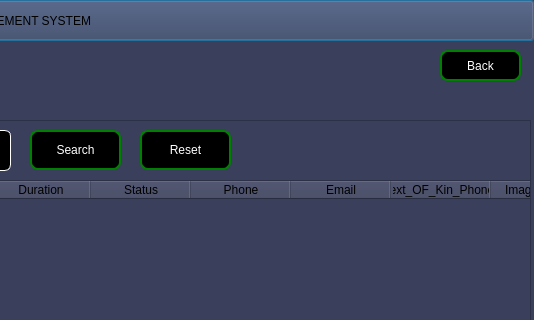
First picture: the form in datasetstudents.ui, repository Rabsoninnora/SmartRecordLBTC, before the edit; both pictures show x 620 to 1154 and y 0 to 320 of the 1154 by 540 pixel window.
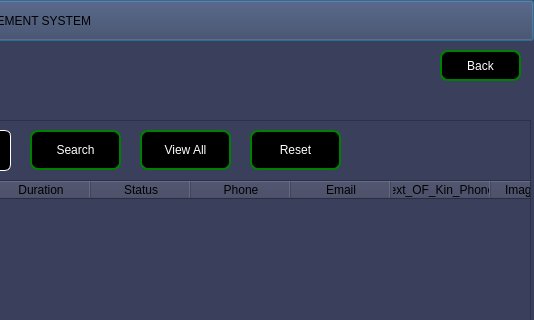
Second picture: the form after the edit. Icons and pictures are not drawn.

Commit message: worked on view_All button on DataseStudents

```diff
--- a/datasetstudents.ui
+++ b/datasetstudents.ui
@@ -144,7 +144,7 @@
    <widget class="QPushButton" name="btn_Reset">
     <property name="geometry">
      <rect>
-      <x>760</x>
+      <x>870</x>
       <y>10</y>
       <width>91</width>
       <height>40</height>
@@ -270,6 +270,37 @@
      </property>
     </column>
    </widget>
+   <widget class="QPushButton" name="btn_View_All">
+    <property name="geometry">
+     <rect>
+      <x>760</x>
+      <y>10</y>
+      <width>91</width>
+      <height>40</height>
+     </rect>
+    </property>
+    <property name="styleSheet">
+     <string notr="true">   
+QPushButton{
+                    color: rgb(255, 255, 255);
+                    border:2px solid green;
+                    border-radius: 8px;
+                    padding: 0 8px;
+                    background-color: rgb(255, 267, 245);
+                    font: 500 11pt ;
+                   
+
+}
+
+ </string>
+    </property>
+    <property name="text">
+     <string>View All</string>
+    </property>
+    <property name="icon">
+     <iconset theme="QIcon::ThemeIcon::FolderOpen"/>
+    </property>
+   </widget>
   </widget>
  </widget>
  <resources/>
```
The commit also changes 9 other files.
